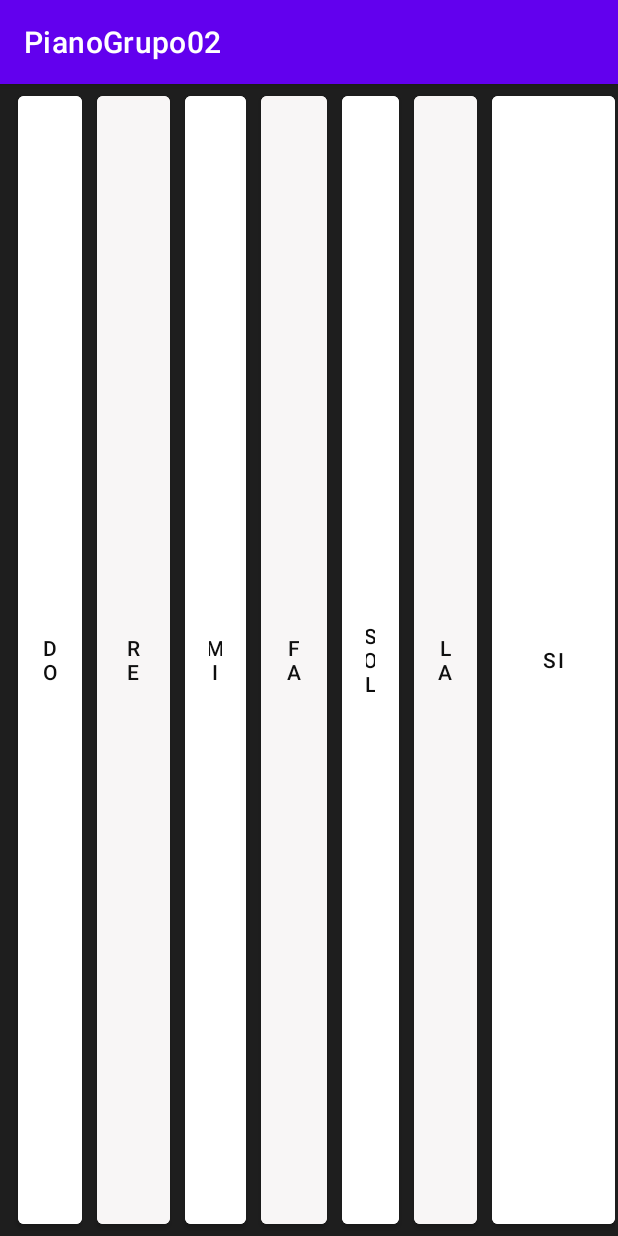
After one commit to jaime-portillo/moviles, an Android app: the Piano_tradicional screen opened directly, with no data from a screen before it, on a phone screen of 412 x 824 dp. The commit adds this screen. Run offline under Robolectric (Android 15) with nearby library versions, the phone set to English and light mode, and no system bars.

Commit message:
piano_tradicional_layout

```diff
--- a/app/src/main/AndroidManifest.xml
+++ b/app/src/main/AndroidManifest.xml
@@ -14,6 +14,9 @@
         android:theme="@style/Theme.PianoGrupo02"
         tools:targetApi="31">
         <activity
+            android:name=".Piano_tradicional"
+            android:exported="false" />
+        <activity
             android:name=".AcercaDe"
             android:exported="false" />
         <activity
--- /dev/null
+++ b/app/src/main/java/com/my/first/pianogrupo02/Piano_tradicional.java
@@ -0,0 +1,14 @@
+package com.my.first.pianogrupo02;
+
+import androidx.appcompat.app.AppCompatActivity;
+
+import android.os.Bundle;
+
+public class Piano_tradicional extends AppCompatActivity {
+
+    @Override
+    protected void onCreate(Bundle savedInstanceState) {
+        super.onCreate(savedInstanceState);
+        setContentView(R.layout.activity_piano_tradicional);
+    }
+}
--- /dev/null
+++ b/app/src/main/res/layout/activity_piano_tradicional.xml
@@ -0,0 +1,87 @@
+<?xml version="1.0" encoding="utf-8"?>
+<LinearLayout xmlns:android="http://schemas.android.com/apk/res/android"
+    xmlns:app="http://schemas.android.com/apk/res-auto"
+    xmlns:tools="http://schemas.android.com/tools"
+    android:layout_width="wrap_content"
+    android:layout_height="match_parent"
+    android:background="#1E1E1E"
+    android:padding="2dp"
+    android:paddingStart="2dp"
+    android:paddingLeft="2dp"
+    android:paddingTop="2dp"
+    android:paddingEnd="2dp"
+    android:paddingRight="2dp"
+    android:paddingBottom="2dp"
+    tools:context=".Piano_tradicional">
+
+    <Button
+        android:id="@+id/button10"
+        android:layout_width="102dp"
+        android:layout_height="match_parent"
+        android:layout_marginLeft="10dp"
+        android:layout_weight="1"
+        android:width="10dp"
+        android:backgroundTint="#FFFFFF"
+        android:text="@string/doNota"
+        android:textColor="#0E0E0E" />
+
+    <Button
+        android:id="@+id/button11"
+        android:layout_width="108dp"
+        android:layout_height="match_parent"
+        android:layout_marginLeft="10dp"
+        android:layout_weight="1"
+        android:backgroundTint="#F8F6F6"
+        android:text="@string/re"
+        android:textColor="#101010" />
+
+    <Button
+        android:id="@+id/button12"
+        android:layout_width="100dp"
+        android:layout_height="match_parent"
+        android:layout_marginLeft="10dp"
+        android:layout_weight="1"
+        android:backgroundTint="#FFFFFF"
+        android:text="@string/mi"
+        android:textColor="#0E0E0E" />
+
+    <Button
+        android:id="@+id/button13"
+        android:layout_width="103dp"
+        android:layout_height="match_parent"
+        android:layout_marginLeft="10dp"
+        android:layout_weight="1"
+        android:backgroundTint="#F8F6F6"
+        android:text="@string/fa"
+        android:textColor="#101010" />
+
+    <Button
+        android:id="@+id/button14"
+        android:layout_width="98dp"
+        android:layout_height="match_parent"
+        android:layout_marginLeft="10dp"
+        android:layout_weight="1"
+        android:backgroundTint="#FFFFFF"
+        android:text="@string/sol"
+        android:textColor="#0E0E0E" />
+
+    <Button
+        android:id="@+id/button16"
+        android:layout_width="102dp"
+        android:layout_height="match_parent"
+        android:layout_marginLeft="10dp"
+        android:layout_weight="1"
+        android:backgroundTint="#F8F6F6"
+        android:text="@string/la"
+        android:textColor="#101010" />
+
+    <Button
+        android:id="@+id/button17"
+        android:layout_width="142dp"
+        android:layout_height="match_parent"
+        android:layout_marginLeft="10dp"
+        android:layout_weight="1"
+        android:backgroundTint="#FFFFFF"
+        android:text="@string/si"
+        android:textColor="#0E0E0E" />
+</LinearLayout>
--- a/app/src/main/res/values/strings.xml
+++ b/app/src/main/res/values/strings.xml
@@ -3,4 +3,11 @@
     <string name="piano_grupo_02">Piano Grupo 02</string>
     <string name="hamilton_rafael_solis_pinzon">HAMILTON RAFAEL SOLIS PINZON</string>
     <string name="jaime_alberto_portillo_luna">JAIME ALBERTO PORTILLO LUNA</string>
+    <string name="doNota">DO</string>
+    <string name="re">RE</string>
+    <string name="mi">MI</string>
+    <string name="fa">FA</string>
+    <string name="sol">SOL</string>
+    <string name="la">LA</string>
+    <string name="si">SI</string>
 </resources>
```
